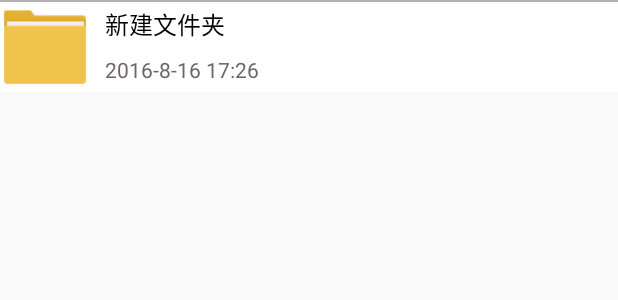
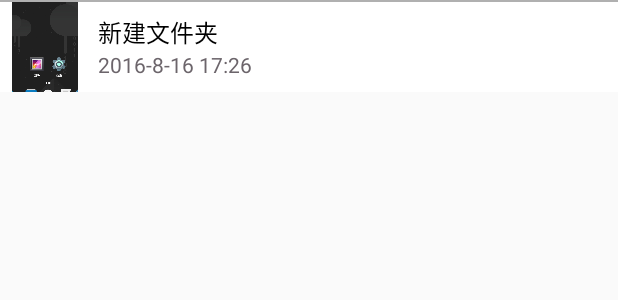
Before and after one commit to Cay-chen/UploadFile, an Android app: the layout folder_item.xml on its own in the app's theme, with its tools: preview values and no code run, on a phone screen of 412 x 824 dp. Shown: the top 300 px of the screen. Run offline under Robolectric (Android 15) with nearby library versions, the phone set to English and light mode, and no system bars.

Commit message:
增加了点击下载放大

```diff
--- a/app/build.gradle
+++ b/app/build.gradle
@@ -28,4 +28,6 @@ dependencies {
     compile 'com.zhy:okhttputils:2.6.2'
     compile 'com.alibaba:fastjson:1.2.17'
     compile 'com.github.bumptech.glide:glide:3.7.0'
+    compile 'com.github.chrisbanes:PhotoView:1.3.0'
+
 }
--- a/app/src/main/AndroidManifest.xml
+++ b/app/src/main/AndroidManifest.xml
@@ -9,7 +9,7 @@
         android:label="@string/app_name"
         android:supportsRtl="true"
         android:theme="@style/AppTheme">
-        <activity android:name=".MainActivity">
+        <activity android:name=".PhotoActivity">
             <intent-filter>
                 <action android:name="android.intent.action.MAIN" />
 
--- a/app/src/main/java/uploadfile/cay/com/uploadfile/adapter/FolderRcAdapter.java
+++ b/app/src/main/java/uploadfile/cay/com/uploadfile/adapter/FolderRcAdapter.java
@@ -45,7 +45,7 @@ public class FolderRcAdapter extends RecyclerView.Adapter<FolderRcAdapter.ViewHo
             holder.timeTextView.setText(times.get(position));
         } else {
             holder.nameTextView.setText(names.get(position));
-            Glide.with(context).load("http://118.192.157.178:8080/XiaoWei/servlet/DownloadFile?filename=chenwei\\\\" + names.get(position)).into(holder.mImageView);
+            Glide.with(context).load("http://118.192.157.178:8080/XiaoWei/servlet/DownloadFile?filename=chenwei\\" + names.get(position)).into(holder.mImageView);
             holder.timeTextView.setText(times.get(position));
         }
       //  holder.timeTextView.setText(times[position]);
--- a/app/src/main/res/layout/folder_item.xml
+++ b/app/src/main/res/layout/folder_item.xml
@@ -2,8 +2,8 @@
 <LinearLayout xmlns:android="http://schemas.android.com/apk/res/android"
     android:layout_width="match_parent"
     android:layout_height="wrap_content"
-    android:orientation="vertical"
-    android:background="@drawable/touch_bg">
+    android:background="@drawable/touch_bg"
+    android:orientation="vertical">
 
     <LinearLayout
         android:layout_width="match_parent"
@@ -20,30 +20,30 @@
             android:id="@+id/folder_image"
             android:layout_width="60dp"
             android:layout_height="60dp"
-            android:src="@mipmap/icon_list_folder" />
+            android:padding="8dp"
+            android:scaleType="centerCrop"
+            android:src="@mipmap/ceshi" />
 
         <LinearLayout
             android:layout_width="match_parent"
             android:layout_height="60dp"
-            android:layout_marginStart="10dp"
-            android:layout_marginLeft="10dp"
+            android:layout_marginLeft="5dp"
             android:gravity="center_vertical"
             android:orientation="vertical">
 
             <TextView
                 android:id="@+id/folder_name"
                 android:layout_width="match_parent"
-                android:layout_height="30dp"
-                android:gravity="center_vertical"
+                android:layout_height="wrap_content"
                 android:text="新建文件夹"
+                android:lines="1"
                 android:textColor="#000000"
                 android:textSize="16sp" />
 
             <TextView
                 android:id="@+id/folder_time"
                 android:layout_width="match_parent"
-                android:layout_height="30dp"
-                android:gravity="center_vertical"
+                android:layout_height="wrap_content"
                 android:text="2016-8-16 17:26"
                 android:textColor="#6C656B"
                 android:textSize="14sp" />
--- a/build.gradle
+++ b/build.gradle
@@ -15,6 +15,7 @@ buildscript {
 allprojects {
     repositories {
         jcenter()
+        maven { url "https://jitpack.io" }
     }
 }
 
```
Also changed, not shown: app/src/main/java/uploadfile/cay/com/uploadfile/PhotoActivity.java (added, +31 -0 lines), app/src/main/res/layout/photo.xml (added, +11 -0 lines), app/src/main/res/mipmap-hdpi/ceshi.png (added).
